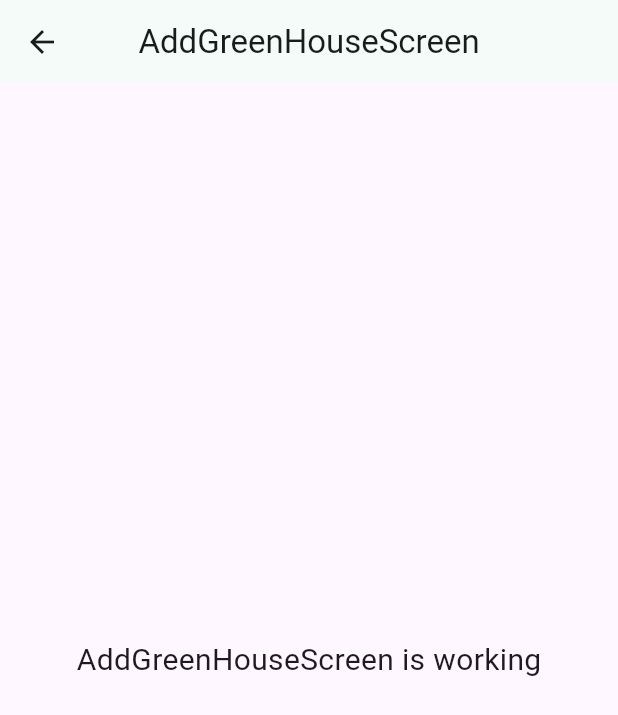
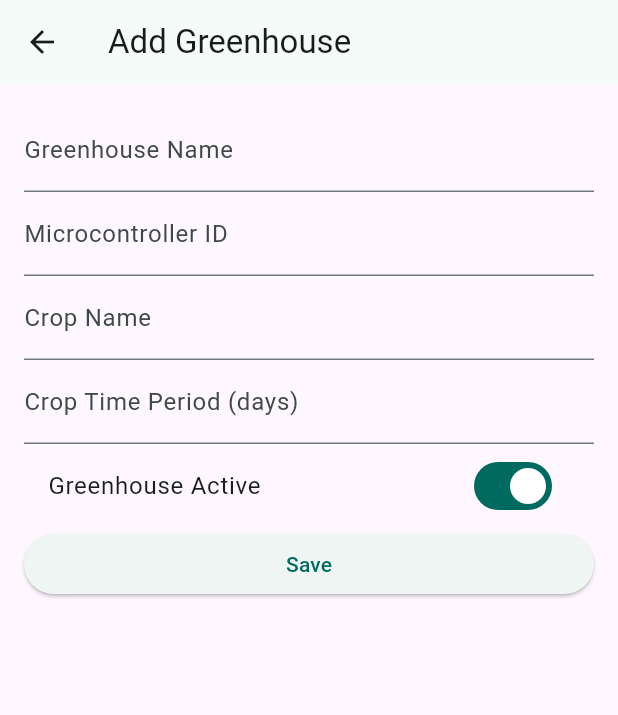
Before and after one commit to amankrmj01/greenhive, a Flutter app: the HomeScreen screen opened by its route, after a tap on "Add new", on a phone screen of 412 x 824 dp. Shown: the top 715 px of the screen. Run offline on Flutter 3.47's test engine with Material 3 defaults, Android fonts, the light colour scheme and no system bars; our stand-ins replace flutter_secure_storage, get, get_it, pinput, velocity_x; missing offline and left inert: amplify_auth_cognito, amplify_core, amplify_flutter, flutter_sliding_toast; accounts and stored records are empty.

Commit message:
add_green_house screen changes

```diff
--- a/lib/presentation/add_green_house/add_green_house.screen.dart
+++ b/lib/presentation/add_green_house/add_green_house.screen.dart
@@ -1,22 +1,90 @@
+import 'package:flutter/cupertino.dart';
 import 'package:flutter/material.dart';
-
 import 'package:get/get.dart';
 
 import 'controllers/add_green_house.controller.dart';
 
 class AddGreenHouseScreen extends GetView<AddGreenHouseController> {
   const AddGreenHouseScreen({super.key});
+
   @override
   Widget build(BuildContext context) {
     return Scaffold(
       appBar: AppBar(
-        title: const Text('AddGreenHouseScreen'),
-        centerTitle: true,
+        title: const Text('Add Greenhouse'),
       ),
-      body: const Center(
-        child: Text(
-          'AddGreenHouseScreen is working',
-          style: TextStyle(fontSize: 20),
+      body: Padding(
+        padding: const EdgeInsets.all(16.0),
+        child: Form(
+          key: controller.formKey,
+          child: SingleChildScrollView(
+            child: Column(
+              crossAxisAlignment: CrossAxisAlignment.stretch,
+              children: [
+                TextFormField(
+                  controller: controller.nameController,
+                  decoration:
+                      const InputDecoration(labelText: 'Greenhouse Name'),
+                  validator: (value) {
+                    if (value == null || value.isEmpty) {
+                      return 'Please enter a name';
+                    }
+                    return null;
+                  },
+                ),
+                TextFormField(
+                  controller: controller.microcontrollerIdController,
+                  decoration:
+                      const InputDecoration(labelText: 'Microcontroller ID'),
+                  validator: (value) {
+                    if (value == null || value.isEmpty) {
+                      return 'Please enter Microcontroller ID';
+                    }
+                    return null;
+                  },
+                ),
+                TextFormField(
+                  controller: controller.cropNameController,
+                  decoration: const InputDecoration(labelText: 'Crop Name'),
+                  validator: (value) {
+                    if (value == null || value.isEmpty) {
+                      return 'Please enter Crop Name';
+                    }
+                    return null;
+                  },
+                ),
+                TextFormField(
+                  controller: controller.cropTimePeriodController,
+                  decoration: const InputDecoration(
+                      labelText: 'Crop Time Period (days)'),
+                  keyboardType: TextInputType.number,
+                  validator: (value) {
+                    if (value == null || value.isEmpty) {
+                      return 'Please enter time period';
+                    }
+
+                    if (int.tryParse(value) == null) {
+                      return 'Invalid number format';
+                    }
+                    return null;
+                  },
+                ),
+                Obx(
+                  () => SwitchListTile(
+                    title: const Text('Greenhouse Active'),
+                    value: controller.isActive.value,
+                    onChanged: (value) {
+                      controller.isActive.value = value;
+                    },
+                  ),
+                ),
+                ElevatedButton(
+                  onPressed: controller.saveGreenhouse,
+                  child: const Text('Save'),
+                ),
+              ],
+            ),
+          ),
         ),
       ),
     );
--- a/lib/presentation/add_green_house/controllers/add_green_house.controller.dart
+++ b/lib/presentation/add_green_house/controllers/add_green_house.controller.dart
@@ -1,3 +1,58 @@
+import 'package:amplify_core/amplify_core.dart';
+import 'package:flutter/cupertino.dart';
 import 'package:get/get.dart';
 
-class AddGreenHouseController extends GetxController {}
+class AddGreenHouseController extends GetxController {
+  final formKey = GlobalKey<FormState>();
+
+  late TextEditingController nameController;
+  late TextEditingController microcontrollerIdController;
+  late TextEditingController cropNameController;
+  late TextEditingController cropTimePeriodController;
+
+  RxBool isActive = true.obs; // For greenhouse status
+
+  @override
+  void onInit() {
+    nameController = TextEditingController();
+    microcontrollerIdController = TextEditingController();
+    cropNameController = TextEditingController();
+    cropTimePeriodController = TextEditingController();
+
+    super.onInit();
+  }
+
+  @override
+  void onClose() {
+    nameController.dispose();
+    microcontrollerIdController.dispose();
+    cropNameController.dispose();
+    cropTimePeriodController.dispose();
+    super.onClose();
+  }
+
+  Future<void> saveGreenhouse() async {
+    if (formKey.currentState!.validate()) {
+      // try {
+      //   final newGreenhouse = Greenhouse(
+      //     // greenhouseId is auto-generated by DataStore
+      //     microcontrollerId: microcontrollerIdController.text, // Added
+      //     name: nameController.text,
+      //     cropName: cropNameController.text, // Added
+      //     cropTimePeriod: int.parse(
+      //         cropTimePeriodController.text), // Added, assuming integer days
+      //     isActive: isActive.value,
+      //   );
+      //
+      //   await Amplify.DataStore.save(newGreenhouse);
+      //   Get.back();
+      //   Get.snackbar('Success', 'Greenhouse added!',
+      //       snackPosition: SnackPosition.BOTTOM);
+      // } catch (e) {
+      //   print('Error saving greenhouse: $e');
+      //   Get.snackbar('Error', 'Failed to add greenhouse. Please try again.',
+      //       snackPosition: SnackPosition.BOTTOM);
+      // }
+    }
+  }
+}
--- a/pubspec.yaml
+++ b/pubspec.yaml
@@ -49,6 +49,7 @@ dependencies:
   flutter_secure_storage: ^9.2.2
   amplify_api: ^2.5.0
   amplify_storage_s3: ^2.5.0
+  amplify_datastore: ^2.5.0
 
 dev_dependencies:
   flutter_test:
```
Also changed, not shown: pubspec.lock.
